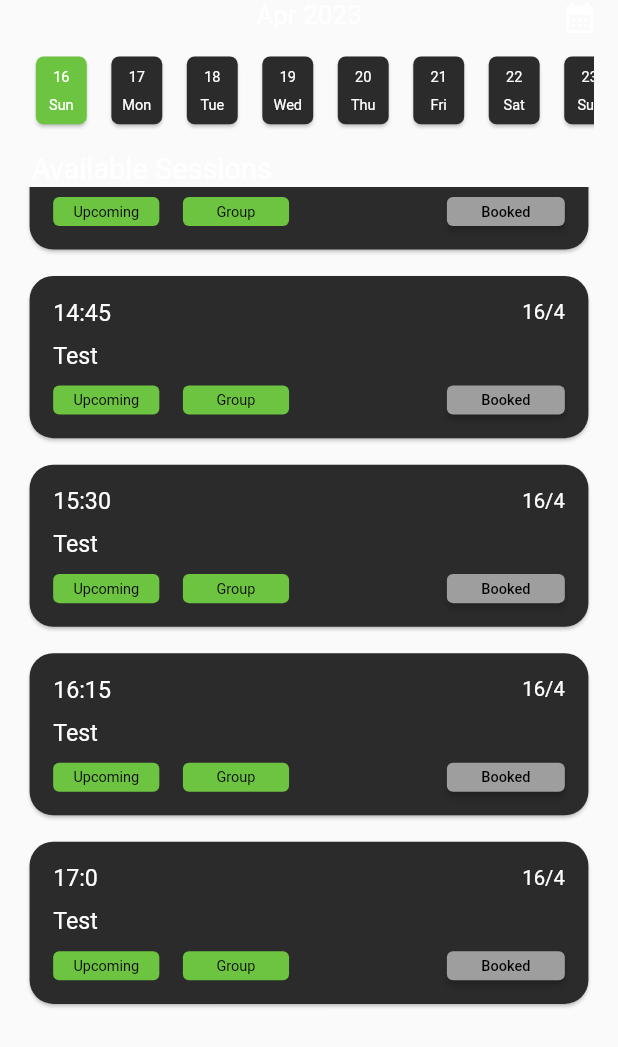
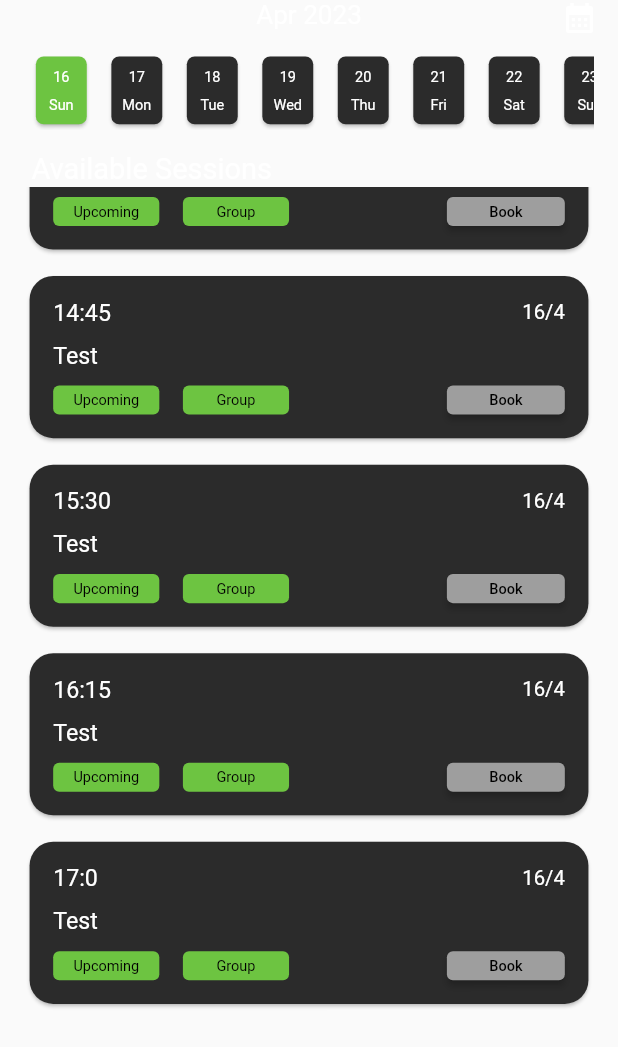
Before and after one commit to TeamBocean/bodybuddiesapp, a Flutter app: the BookingsPage widget shown alone on an empty page, opened directly, scrolled down 955 dp, on a phone screen of 412 x 824 dp. Shown: the top 1047 px of the screen. Run offline on Flutter 3.47's test engine with Material 2 defaults, Android fonts, the phone set to English and light mode, and no system bars; our stand-ins replace cloud_firestore, firebase_auth, firebase_core, flutter_signin_button, get, google_sign_in; missing offline and left inert: apple_sign_in, flutter_stripe, the_apple_sign_in; accounts and stored records are empty; network calls fail; Roboto replaces fonts that are missing (Satoshi-Medium).

Commit message:
Connected credits and bookings to dialog

```diff
--- a/lib/pages/bookings_page.dart
+++ b/lib/pages/bookings_page.dart
@@ -52,6 +52,7 @@ class _BookingsPageState extends State<BookingsPage> {
         DateTime timeIncrement = startTime.add(step);
         setState(() {
           slots.add(BookingWidget(
+            isBooked: false,
               booking: Booking(
             bookingName: "Test",
             price: 1,
--- a/lib/widgets/booking_widget.dart
+++ b/lib/widgets/booking_widget.dart
@@ -9,8 +9,9 @@ import '../services/email.dart';
 
 class BookingWidget extends StatefulWidget {
   Booking booking;
+  bool isBooked;
 
-  BookingWidget({super.key, required this.booking});
+  BookingWidget({super.key, required this.booking, required this.isBooked});
 
   @override
   State<BookingWidget> createState() => _BookingWidgetState();
@@ -104,12 +105,14 @@ class _BookingWidgetState extends State<BookingWidget> {
                           width: Dimensions.width15 * 5,
                           height: Dimensions.height10 * 2,
                           child: ElevatedButton(
-                            onPressed: () => bookingDialog(context),
+                            onPressed: () => widget.isBooked
+                                ? print("Booked")
+                                : bookingDialog(context, widget.booking),
                             style:
                                 ElevatedButton.styleFrom(primary: Colors.grey),
                             child: Center(
                               child: MediumTextWidget(
-                                text: "Booked",
+                                text: widget.isBooked ? "Booked" : "Book",
                                 color: Colors.black,
                                 fontSize: Dimensions.fontSize10,
                               ),
```
Also changed, not shown: lib/pages/credits_page.dart (+14 -7 lines), lib/pages/home_page.dart (+8 -3 lines), lib/services/cloud_firestore.dart (+18 -0 lines), lib/widgets/booking_dialog.dart (+47 -9 lines).
